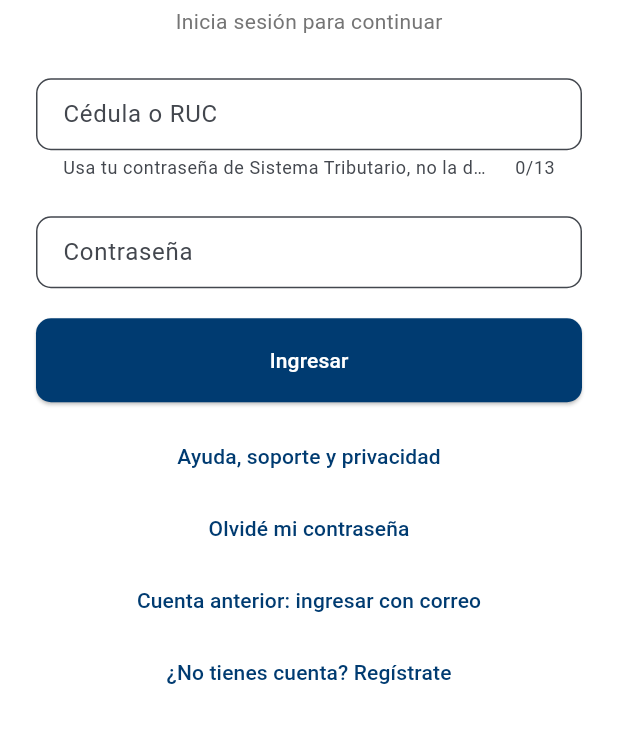
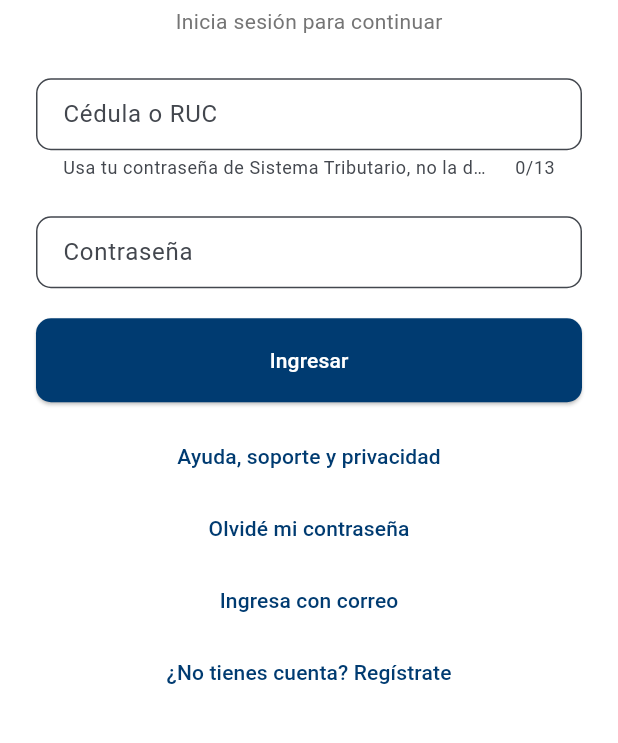
Before and after one commit to avileslucasluis-coder/DECLARACIONES, a Flutter app: the screen it shows after launch, on a phone screen of 412 x 824 dp, the part 338-1081 px from its top. Run offline on Flutter 3.47's test engine with Material 3 defaults, Android fonts, the light colour scheme and no system bars; our stand-ins replace file_picker, fl_chart, share_plus, shared_preferences.

Commit message:
Cambia acceso anterior por Ingresa con correo

```diff
--- a/sistema_tributario_rimpe/lib/screens/login_screen.dart
+++ b/sistema_tributario_rimpe/lib/screens/login_screen.dart
@@ -166,7 +166,7 @@ class _LoginScreenState extends State<LoginScreen> {
                     ),
                   if (!_modoRegistro) TextButton(
                     onPressed: _cargando ? null : () => setState(() => _accesoAnterior = !_accesoAnterior),
-                    child: Text(_accesoAnterior ? 'Ingresar con cédula o RUC' : 'Cuenta anterior: ingresar con correo'),
+                    child: Text(_accesoAnterior ? 'Ingresar con cédula o RUC' : 'Ingresa con correo'),
                   ),
                   TextButton(
                     onPressed: _cargando ? null : () => setState(() => _modoRegistro = !_modoRegistro),
```
Also changed, not shown: 1 other file.
